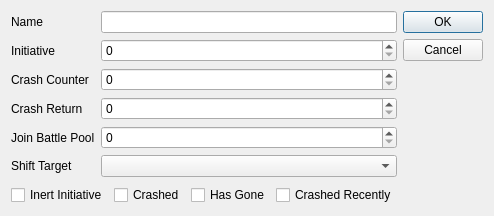
Old version of the form lib/Modification_Window.ui in the repository ErikSeguinte/ex-3e-tracker-Python.
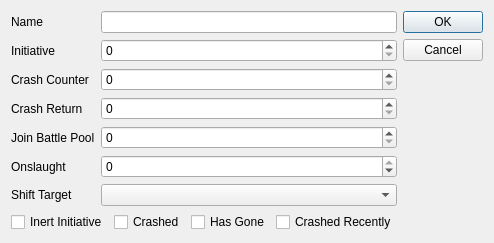
New version of the form.

Commit message: Onslaught penalty in modification window working.

Diff of the .ui file:
```diff
--- a/lib/Modification_Window.ui
+++ b/lib/Modification_Window.ui
@@ -7,7 +7,7 @@
     <x>0</x>
     <y>0</y>
     <width>472</width>
-    <height>216</height>
+    <height>223</height>
    </rect>
   </property>
   <property name="windowTitle">
@@ -68,16 +68,33 @@
        <item row="4" column="1">
         <widget class="QSpinBox" name="join_battle_box"/>
        </item>
-       <item row="5" column="0">
+       <item row="6" column="0">
         <widget class="QLabel" name="label_8">
          <property name="text">
           <string>Shift Target</string>
          </property>
         </widget>
        </item>
-       <item row="5" column="1">
+       <item row="6" column="1">
         <widget class="QComboBox" name="comboBox"/>
        </item>
+       <item row="5" column="0">
+        <widget class="QLabel" name="label_3">
+         <property name="text">
+          <string>Onslaught</string>
+         </property>
+        </widget>
+       </item>
+       <item row="5" column="1">
+        <widget class="QSpinBox" name="onslaught_spinbox">
+         <property name="minimum">
+          <number>-99</number>
+         </property>
+         <property name="maximum">
+          <number>0</number>
+         </property>
+        </widget>
+       </item>
       </layout>
      </item>
      <item>
```
The commit also changes 9 other files.
